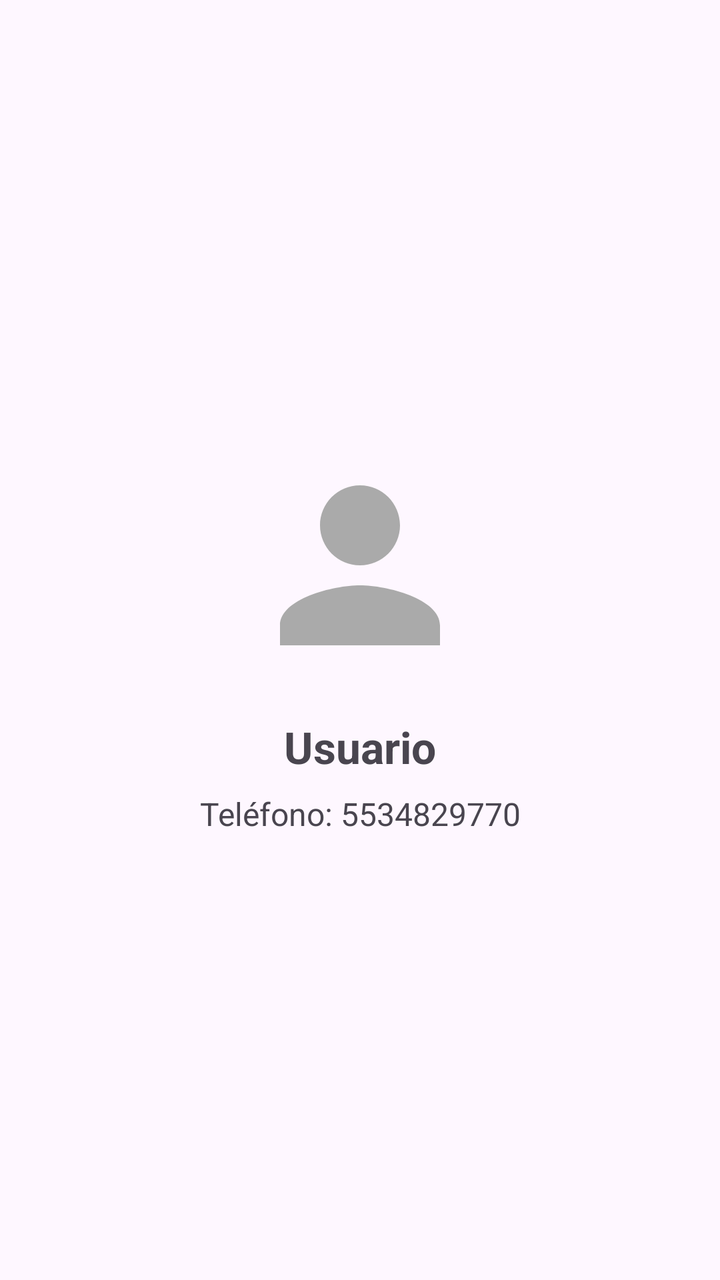
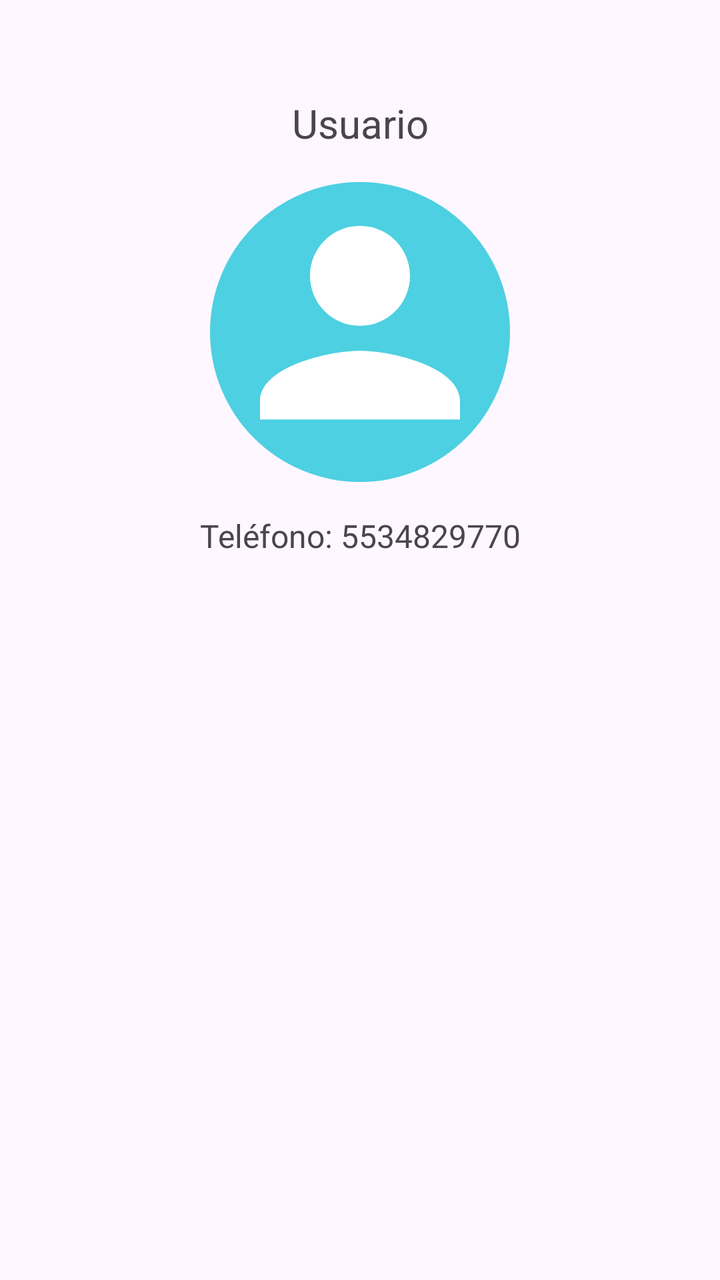

Before-and-after screenshots of an Android layout around one commit, followed by the original layout XML and the change that was made.
<!-- AndroidManifest.xml: application theme Theme.Examen2FUMR -->
<!-- res/layout/activity_profile.xml -->
<?xml version="1.0" encoding="utf-8"?>
<androidx.constraintlayout.widget.ConstraintLayout xmlns:android="http://schemas.android.com/apk/res/android"
    xmlns:app="http://schemas.android.com/apk/res-auto"
    xmlns:tools="http://schemas.android.com/tools"
    android:id="@+id/profile_main"
    android:layout_width="match_parent"
    android:layout_height="match_parent"
    android:padding="16dp"
    tools:context=".ProfileActivity">

    <ImageView
        android:id="@+id/iv_avatar"
        android:layout_width="120dp"
        android:layout_height="120dp"
        android:contentDescription="@string/label_default_user"
        android:src="@drawable/ic_person"
        app:layout_constraintBottom_toTopOf="@+id/tv_username"
        app:layout_constraintEnd_toEndOf="parent"
        app:layout_constraintStart_toStartOf="parent"
        app:layout_constraintTop_toTopOf="parent"
        app:layout_constraintVertical_chainStyle="packed" />

    <TextView
        android:id="@+id/tv_username"
        android:layout_width="wrap_content"
        android:layout_height="wrap_content"
        android:layout_marginTop="16dp"
        android:text="@string/label_default_user"
        android:textSize="22sp"
        android:textStyle="bold"
        app:layout_constraintBottom_toTopOf="@+id/tv_phone"
        app:layout_constraintEnd_toEndOf="parent"
        app:layout_constraintStart_toStartOf="parent"
        app:layout_constraintTop_toBottomOf="@+id/iv_avatar" />

    <TextView
        android:id="@+id/tv_phone"
        android:layout_width="wrap_content"
        android:layout_height="wrap_content"
        android:layout_marginTop="8dp"
        android:text="@string/label_phone"
        android:textSize="16sp"
        app:layout_constraintBottom_toBottomOf="parent"
        app:layout_constraintEnd_toEndOf="parent"
        app:layout_constraintStart_toStartOf="parent"
        app:layout_constraintTop_toBottomOf="@+id/tv_username" />

</androidx.constraintlayout.widget.ConstraintLayout>
<!-- resources referenced by this layout -->
<resources>
  <!-- drawable ic_person (drawable) -->
  <vector xmlns:android="http://schemas.android.com/apk/res/android"
      android:width="120dp"
      android:height="120dp"
      android:viewportWidth="24"
      android:viewportHeight="24"
      android:tint="#AAAAAA">
      <path
          android:fillColor="#FF000000"
          android:pathData="M12,12c2.21,0 4,-1.79 4,-4s-1.79,-4 -4,-4 -4,1.79 -4,4 1.79,4 4,4zM12,14c-2.67,0 -8,1.34 -8,4v2h16v-2c0,-2.66 -5.33,-4 -8,-4z" />
  </vector>
  <string name="label_default_user">Usuario</string>
  <string name="label_phone">Teléfono: 5534829770</string>
  <style name="Theme.Examen2FUMR" parent="Base.Theme.Examen2FUMR" />
  <style name="Base.Theme.Examen2FUMR" parent="Theme.Material3.DayNight.NoActionBar">
          
          
      </style>
</resources>

<!-- the commit's change to res/layout/activity_profile.xml (unified diff, before → after) -->
@@ -8,41 +8,37 @@
     android:padding="16dp"
     tools:context=".ProfileActivity">
 
-    <ImageView
-        android:id="@+id/iv_avatar"
-        android:layout_width="120dp"
-        android:layout_height="120dp"
-        android:contentDescription="@string/label_default_user"
-        android:src="@drawable/ic_person"
-        app:layout_constraintBottom_toTopOf="@+id/tv_username"
-        app:layout_constraintEnd_toEndOf="parent"
-        app:layout_constraintStart_toStartOf="parent"
-        app:layout_constraintTop_toTopOf="parent"
-        app:layout_constraintVertical_chainStyle="packed" />
-
     <TextView
         android:id="@+id/tv_username"
         android:layout_width="wrap_content"
         android:layout_height="wrap_content"
-        android:layout_marginTop="16dp"
+        android:layout_marginTop="32dp"
         android:text="@string/label_default_user"
-        android:textSize="22sp"
-        android:textStyle="bold"
-        app:layout_constraintBottom_toTopOf="@+id/tv_phone"
+        android:textSize="20sp"
         app:layout_constraintEnd_toEndOf="parent"
         app:layout_constraintStart_toStartOf="parent"
-        app:layout_constraintTop_toBottomOf="@+id/iv_avatar" />
+        app:layout_constraintTop_toTopOf="parent" />
+
+    <ImageView
+        android:id="@+id/iv_avatar"
+        android:layout_width="150dp"
+        android:layout_height="150dp"
+        android:layout_marginTop="16dp"
+        android:contentDescription="@string/label_default_user"
+        android:src="@drawable/ic_person"
+        app:layout_constraintEnd_toEndOf="parent"
+        app:layout_constraintStart_toStartOf="parent"
+        app:layout_constraintTop_toBottomOf="@+id/tv_username" />
 
     <TextView
         android:id="@+id/tv_phone"
         android:layout_width="wrap_content"
         android:layout_height="wrap_content"
-        android:layout_marginTop="8dp"
+        android:layout_marginTop="16dp"
         android:text="@string/label_phone"
         android:textSize="16sp"
-        app:layout_constraintBottom_toBottomOf="parent"
         app:layout_constraintEnd_toEndOf="parent"
         app:layout_constraintStart_toStartOf="parent"
-        app:layout_constraintTop_toBottomOf="@+id/tv_username" />
+        app:layout_constraintTop_toBottomOf="@+id/iv_avatar" />
 
 </androidx.constraintlayout.widget.ConstraintLayout>
<!-- resource entries referenced after the edit -->
@@ -2,14 +2,16 @@
 <resources>
   <!-- drawable ic_person (drawable) -->
   <vector xmlns:android="http://schemas.android.com/apk/res/android"
-      android:width="120dp"
-      android:height="120dp"
+      android:width="150dp"
+      android:height="150dp"
       android:viewportWidth="24"
-      android:viewportHeight="24"
-      android:tint="#AAAAAA">
+      android:viewportHeight="24">
       <path
-          android:fillColor="#FF000000"
-          android:pathData="M12,12c2.21,0 4,-1.79 4,-4s-1.79,-4 -4,-4 -4,1.79 -4,4 1.79,4 4,4zM12,14c-2.67,0 -8,1.34 -8,4v2h16v-2c0,-2.66 -5.33,-4 -8,-4z" />
+          android:fillColor="#4DD0E1"
+          android:pathData="M12,12m-12,0a12,12 0,1 1,24 0a12,12 0,1 1,-24 0" />
+      <path
+          android:fillColor="#FFFFFF"
+          android:pathData="M12,11.5c2.21,0 4,-1.79 4,-4s-1.79,-4 -4,-4 -4,1.79 -4,4 1.79,4 4,4zM12,13.5c-2.67,0 -8,1.34 -8,4v1.5h16v-1.5c0,-2.66 -5.33,-4 -8,-4z" />
   </vector>
   <string name="label_default_user">Usuario</string>
   <string name="label_phone">Teléfono: 5534829770</string>
